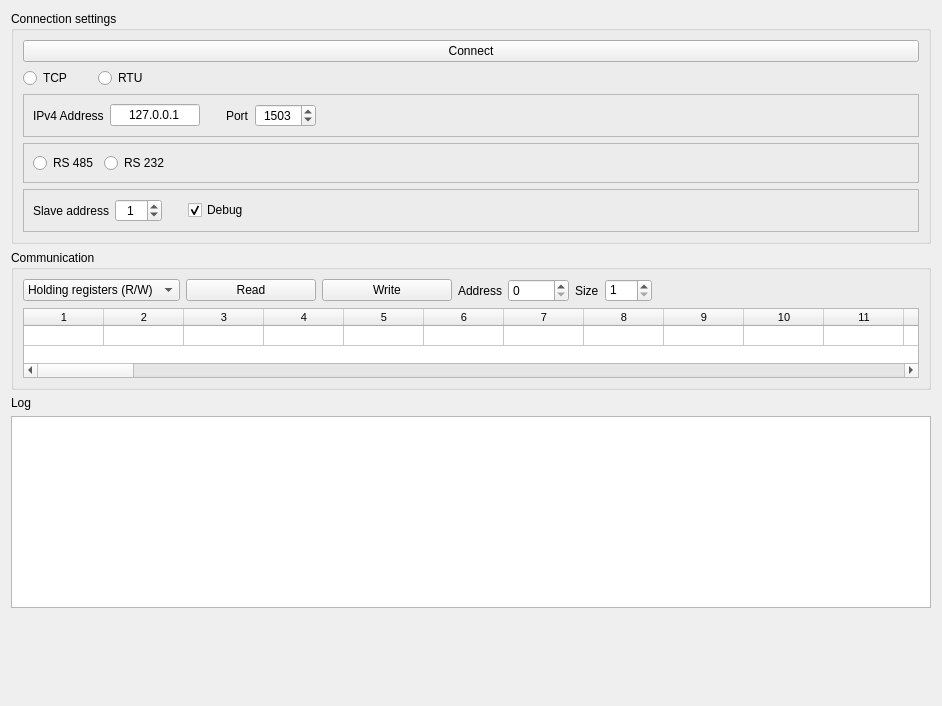
The window that src/client_form.ui (ipeperko/modbus-tester) describes before a commit, drawn with Qt 5.
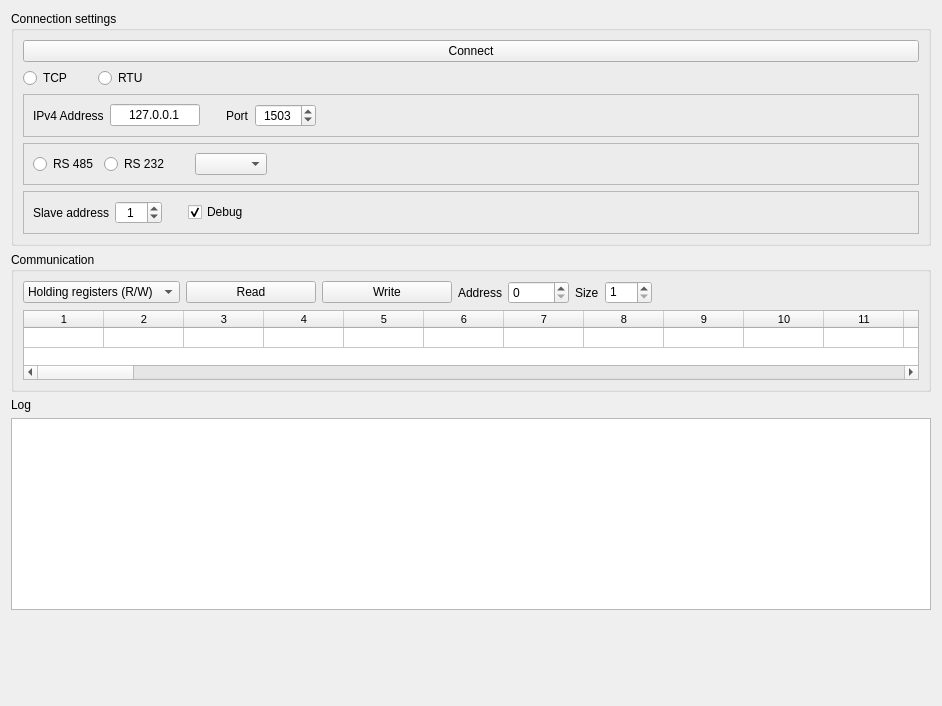
The same window after the commit. Custom widgets are drawn as their Qt base class.

Commit message: Client session RTU

The edit to the form file:
```diff
--- a/src/client_form.ui
+++ b/src/client_form.ui
@@ -218,8 +218,27 @@
                  </property>
                 </widget>
                </item>
+               <item>
+                <spacer name="horizontalSpacer_7">
+                 <property name="orientation">
+                  <enum>Qt::Horizontal</enum>
+                 </property>
+                 <property name="sizeType">
+                  <enum>QSizePolicy::Fixed</enum>
+                 </property>
+                 <property name="sizeHint" stdset="0">
+                  <size>
+                   <width>20</width>
+                   <height>20</height>
+                  </size>
+                 </property>
+                </spacer>
+               </item>
               </layout>
              </item>
+             <item>
+              <widget class="QComboBox" name="comboBox_SerialDevice"/>
+             </item>
              <item>
               <spacer name="horizontalSpacer_2">
                <property name="orientation">
```
The commit also changes 6 other files.
